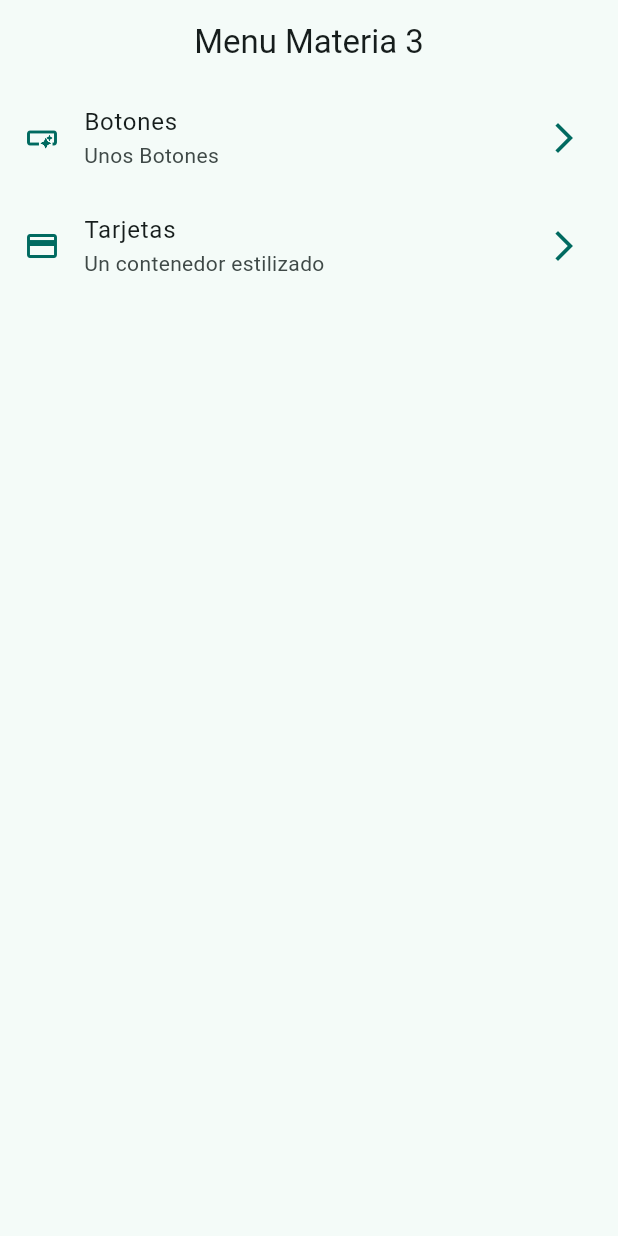
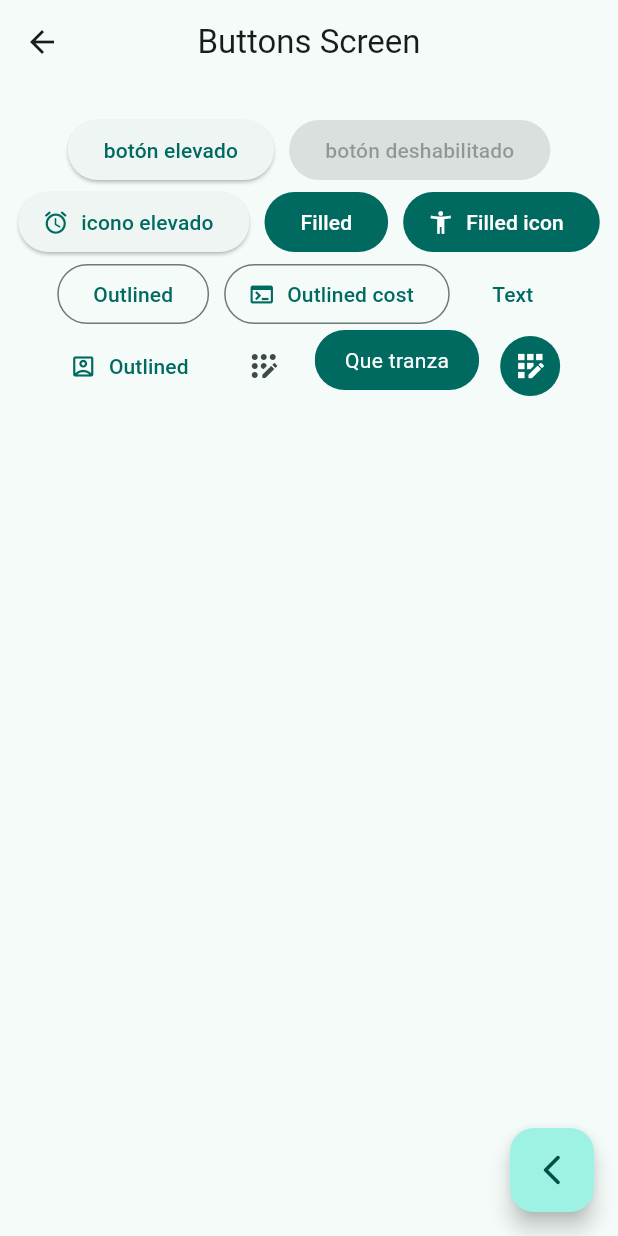
Before and after one commit to LeonParedes/jeilowin, a Flutter app: the screen it shows after launch, after a tap on "Botones", on a phone screen of 412 x 824 dp. Run offline on Flutter 3.47's test engine with Material 2 defaults, Android fonts, the phone set to English and light mode, and no system bars; our stand-ins replace go_router.

Commit message:
Clase0111

```diff
--- a/lib/config/menu/menu_items.dart
+++ b/lib/config/menu/menu_items.dart
@@ -1,6 +1,7 @@
 import 'package:flutter/material.dart';
 
 class MenuItem{
+  final String screenName;
   final String title;
   final String subTitle;
   final String link;
@@ -13,20 +14,22 @@
       required this.subTitle,
       required this.link,
       required this.icon,
-    }
-  );
+      required this.screenName
+});
 }
 
-const AppMenuItems = <MenuItem>[
-  MenuItem(
+List<MenuItem> appMenuItems = <MenuItem>[
+  const  MenuItem(
     title:'Botones',
     subTitle: 'Unos Botones',
     link: '/buttons',
-    icon: Icons.smart_button_outlined),
+    icon: Icons.smart_button_outlined,
+    screenName: 'button_screen'),
 
-  MenuItem(
+    const MenuItem(
     title: 'Tarjetas',
     subTitle: 'Un contenedor estilizado',
-    link: '/card',
-    icon:Icons.credit_card)
+    link: '/cards',
+    icon:Icons.credit_card,
+    screenName: 'card_screen')
 ];
--- /dev/null
+++ b/lib/config/router/app__router.dart
@@ -0,0 +1,26 @@
+import 'package:flutter/material.dart';
+import 'package:go_router/go_router.dart';
+import '/presentation/screens/screens.dart';
+
+
+final GoRouter appRouter = GoRouter(
+  routes: <RouteBase>[
+    GoRoute(
+      path: '/',
+      name:HomeScreen.screenName,
+      builder: (BuildContext context, GoRouterState state) => const HomeScreen(),
+    ),
+    GoRoute(
+      path: '/buttons',
+      name:ButtonsScreen.screenName,
+      builder: (BuildContext context, GoRouterState state) =>
+          const ButtonsScreen(),
+    ),
+    GoRoute(
+      path: '/cards',
+      name: CardsScreen.screenName,
+      builder: (BuildContext context, GoRouterState state) =>
+          const CardsScreen(),
+    ),
+  ],
+);
--- a/lib/main.dart
+++ b/lib/main.dart
@@ -1,6 +1,6 @@
 import 'package:flutter/material.dart';
+import 'package:jeilowin/config/router/app__router.dart';
 import 'package:jeilowin/config/theme/app_theme.dart';
-import 'package:jeilowin/presentation/screens/home/home_screen.dart';
 
 void main() {
   runApp(const MainApp());
@@ -12,10 +12,11 @@
   // This widget is the root of your application.
   @override
   Widget build(BuildContext context) {
-    return MaterialApp(
+    return MaterialApp.router(
       debugShowCheckedModeBanner: false,
       theme: AppTheme(selectedColor: 3).theme(),
-      home:  const HomeScreen(),
+
+      routerConfig: appRouter,
       );
     }
   }
--- /dev/null
+++ b/lib/presentation/screens/buttons/buttons_screen.dart
@@ -0,0 +1,78 @@
+
+import 'package:flutter/material.dart';
+import 'package:go_router/go_router.dart';
+import 'package:jeilowin/widgets/custom_button.dart';
+
+class ButtonsScreen extends StatelessWidget {
+  static const String screenName = 'button_screen';
+  const ButtonsScreen({super.key});
+
+  @override
+  Widget build(BuildContext context) {
+    return Scaffold(
+      appBar: AppBar(
+        title: const Text('Buttons Screen'),
+      ),
+      body: const _ButtonsView(),
+      floatingActionButton: FloatingActionButton(
+          onPressed: () {
+            context.pop();
+          },
+          child: const Icon(Icons.arrow_back_ios_new_rounded)),
+    );
+  }
+}
+
+class _ButtonsView extends StatelessWidget {
+  const _ButtonsView();
+
+  @override
+  Widget build(BuildContext context) {
+    final colors = Theme.of(context).colorScheme;
+    return SizedBox(
+        width: double.infinity,
+        child: Padding(
+          padding: const EdgeInsets.symmetric(horizontal: 10, vertical: 20),
+          child: Wrap(
+            spacing: 10,
+            alignment: WrapAlignment.center,
+            children: [
+              ElevatedButton(
+                  onPressed: () {}, child: const Text('botón elevado')),
+              const ElevatedButton(
+                  onPressed: null, child: Text('botón deshabilitado')),
+              ElevatedButton.icon(
+                  onPressed: () {},
+                  icon: const Icon(Icons.access_alarm_rounded),
+                  label: const Text('icono elevado')),
+              FilledButton(onPressed: () {}, child: const Text('Filled')),
+              FilledButton.icon(
+                  onPressed: () {},
+                  icon: const Icon(Icons.accessibility_new),
+                  label: const Text('Filled icon')),
+              OutlinedButton(onPressed: () {}, child: const Text('Outlined')),
+              OutlinedButton.icon(
+                  onPressed: () {},
+                  icon: const Icon(Icons.terminal),
+                  label: const Text('Outlined cost')),
+              TextButton(onPressed: () {}, child: const Text('Text')),
+              TextButton.icon(
+                  onPressed: () {},
+                  icon: const Icon(Icons.account_box_outlined),
+                  label: const Text('Outlined')),
+              IconButton(
+                  onPressed: () {},
+                  icon: const Icon(Icons.app_registration_rounded)),
+              const CustomButton(),
+              IconButton(
+                onPressed: () {},
+                icon: const Icon(Icons.app_registration_outlined),
+                style: ButtonStyle(
+                    backgroundColor: MaterialStatePropertyAll(colors.primary),
+                    iconColor: const MaterialStatePropertyAll(Colors.white)),
+              ),
+            ],
+          ),
+        ));
+  }
+}
--- /dev/null
+++ b/lib/presentation/screens/cards/cards_screen.dart
@@ -0,0 +1,15 @@
+import 'package:flutter/material.dart';
+
+class CardsScreen extends StatelessWidget {
+  const CardsScreen({super.key});
+  static const String screenName = 'card_screen';
+  @override
+  Widget build(BuildContext context) {
+    return Scaffold(
+      appBar: AppBar(
+        title: const Text('Cards Screen'),
+      ),
+      body: const Placeholder(),
+    );
+  }
+}
--- a/lib/presentation/screens/home/home_screen.dart
+++ b/lib/presentation/screens/home/home_screen.dart
@@ -1,40 +1,50 @@
+
 import 'package:flutter/material.dart';
+import 'package:go_router/go_router.dart';
 import 'package:jeilowin/config/menu/menu_items.dart';
 
-
-class HomeScreen extends StatelessWidget{
+class HomeScreen extends StatelessWidget {
+  static const String screenName = 'home_screen';
   const HomeScreen({super.key});
 
-  Widget build(BuildContext context){
+  @override
+  Widget build(BuildContext context) {
     return Scaffold(
-      appBar:  AppBar(
-        title: const Text('Menu Materia 3'),
+      appBar: AppBar(
+        title: const Text('Menu de Materia 3'),
       ),
-      body: const _HomeView(),);
+      body: ListView.builder(
+          itemCount: appMenuItems.length, itemBuilder: menuList),
+    );
+  }
+
+  Widget menuList(BuildContext context, int index) {
+    final menuItem = appMenuItems[index];
+    return _CustomListTitle(menuItem: menuItem);
   }
 }
 
+class _CustomListTitle extends StatelessWidget {
+  const _CustomListTitle({
+    required this.menuItem,
+  });
 
-class _HomeView extends StatelessWidget{
-  const _HomeView();
+  final MenuItem menuItem;
 
-  Widget build (BuildContext context){
-return ListView.builder(
-  itemCount: AppMenuItems.length,
-  itemBuilder: menuList);
+  @override
+  Widget build(BuildContext context) {
+    final colors = Theme.of(context).colorScheme;
+
+    return ListTile(
+      leading: Icon(menuItem.icon, color: colors.primary),
+      trailing: Icon(Icons.arrow_forward_ios_rounded, color: colors.primary),
+      title: Text(menuItem.title),
+      subtitle: Text(menuItem.subTitle),
+      onTap: () {
+        //context.go(menuItem.link);
+        //context.push(menuItem.link);
+        context.pushNamed(menuItem.screenName);
+      },
+    );
   }
-
-  Widget menuList(BuildContext context, int index){
-    final menuItem = AppMenuItems[index];
-    final colors = Theme.of(context).colorScheme;
-    return
-    ListTile(
-     leading: Icon(menuItem.icon, color: colors.primary),
-     trailing: Icon(Icons.arrow_forward_ios_outlined,color: colors.primary),
-     title: Text(menuItem.title),
-     subtitle: Text(menuItem.subTitle),
-     onTap: (){},
-     );
-
-     }
 }
--- /dev/null
+++ b/lib/presentation/screens/screens.dart
@@ -0,0 +1,4 @@
+
+export 'package:jeilowin/presentation/screens/buttons/buttons_screen.dart';
+export 'package:jeilowin/presentation/screens/cards/cards_screen.dart';
+export 'package:jeilowin/presentation/screens/home/home_screen.dart';
--- /dev/null
+++ b/lib/widgets/custom_button.dart
@@ -0,0 +1,27 @@
+import 'package:flutter/material.dart';
+
+class CustomButton extends StatelessWidget {
+  const CustomButton({super.key});
+
+  @override
+  Widget build(BuildContext context) {
+    final colors = Theme.of(context).colorScheme;
+    return ClipRRect(
+      borderRadius: BorderRadius.circular(20),
+      child: Material(
+        // color: Colors.blue,
+        color: colors.primary,
+        child: InkWell(
+          onTap: () {},
+          child: const Padding(
+            padding: EdgeInsets.symmetric(horizontal: 20, vertical: 10),
+            child: Text(
+              'Que tranza',
+              style: TextStyle(color: Colors.white),
+            ),
+          ),
+        ),
+      ),
+    );
+  }
+}
--- a/pubspec.yaml
+++ b/pubspec.yaml
@@ -35,6 +35,7 @@
   # The following adds the Cupertino Icons font to your application.
   # Use with the CupertinoIcons class for iOS style icons.
   cupertino_icons: ^1.0.2
+  go_router: ^12.0.1
 
 dev_dependencies:
   flutter_test:
```
Also changed, not shown: pubspec.lock.
